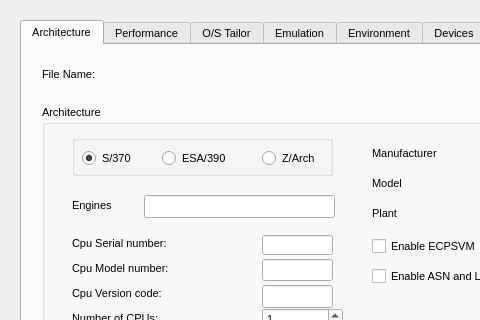
Above: HerculesStudio/HercConfiguration/Configuration.ui from fsword7/hercgui before the change; both pictures show x 0 to 480 and y 0 to 320 of the 728 by 577 pixel window. Below: the same form after it.
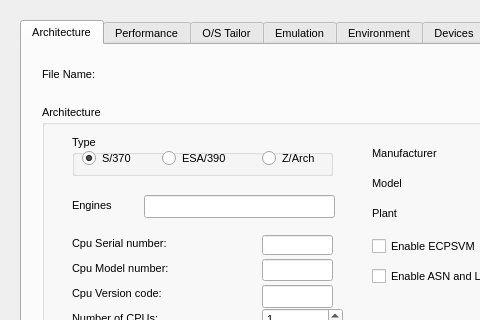
That is the form after the change.

What changed in the file:
```diff
--- a/HerculesStudio/HercConfiguration/Configuration.ui
+++ b/HerculesStudio/HercConfiguration/Configuration.ui
@@ -82,6 +82,9 @@
 &lt;p style=&quot; margin-top:0px; margin-bottom:0px; margin-left:0px; margin-right:0px; -qt-block-indent:0; text-indent:0px;&quot;&gt;When z/Arch or ESAME is specified, the machine will always IPL in ESA/390mode, but is capable of being switched into z/Architecture mode after IPL.&lt;/p&gt;
 &lt;p style=&quot; margin-top:0px; margin-bottom:0px; margin-left:0px; margin-right:0px; -qt-block-indent:0; text-indent:0px;&quot;&gt;This is handled automatically by all z/Architecture operating systems. &lt;/p&gt;&lt;/body&gt;&lt;/html&gt;</string>
       </property>
+      <property name="title">
+       <string>Type</string>
+      </property>
       <widget class="QRadioButton" name="s370Button">
        <property name="geometry">
         <rect>
```
Left out of the diff: 6 changed lines with no effect on the pictures.
